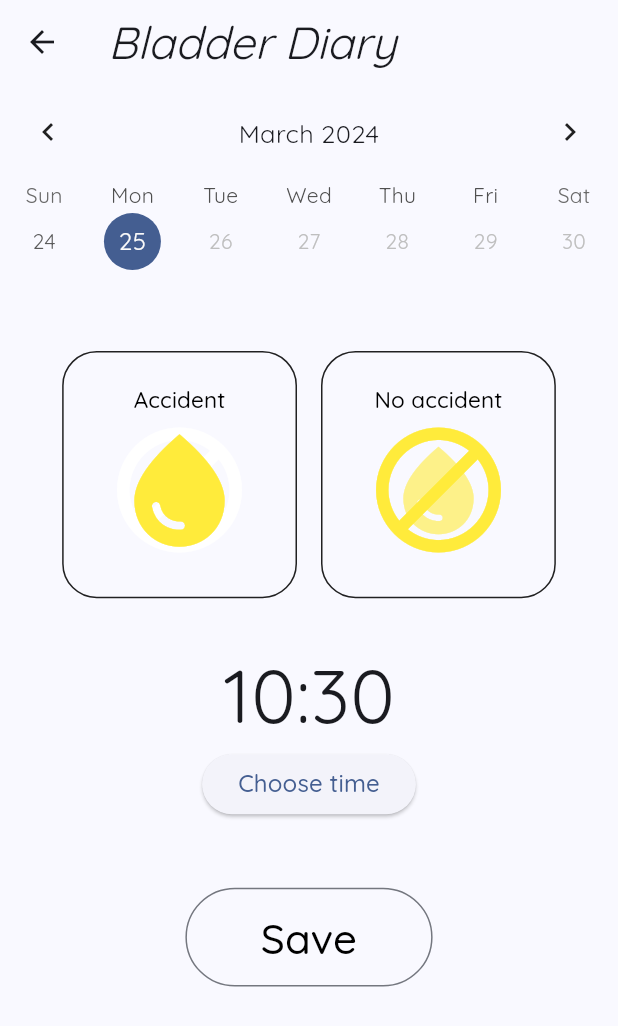
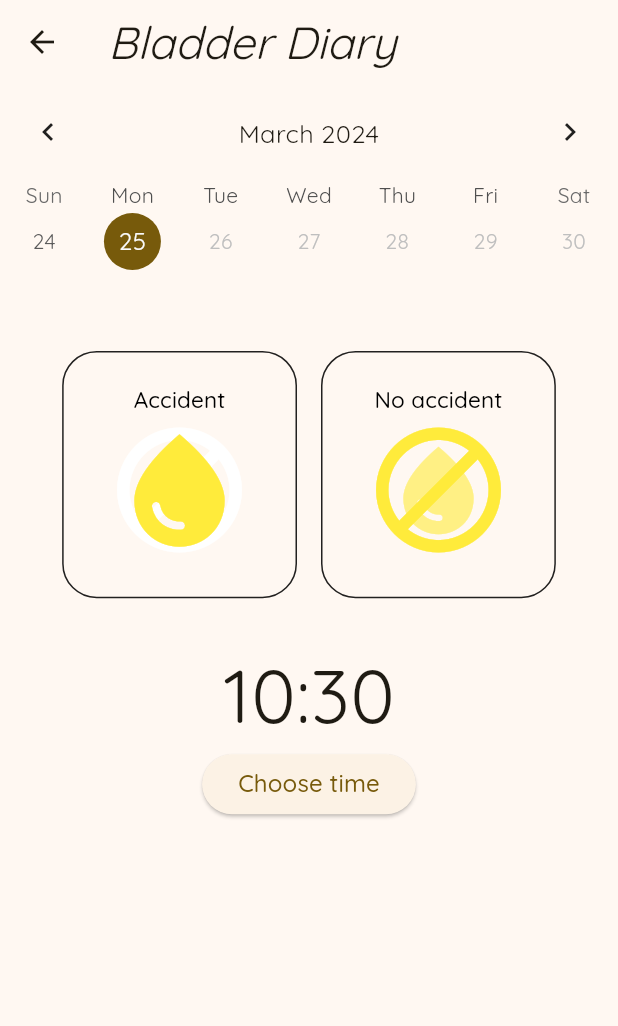
Before and after one commit to ellenritterbusch/urinary_incontinence_application, a Flutter app: the screen it shows after launch, item 2 of the bottom bar chosen, after a tap on "Track", on a phone screen of 412 x 824 dp. Shown: the top 1026 px of the screen. Run offline on Flutter 3.47's test engine with Material 3 defaults, Android fonts, the light colour scheme and no system bars; drawn by our look-alikes of table_calendar; our stand-ins replace google_fonts, sqflite; accounts and stored records are empty.

Commit message:
save button kommer frem

```diff
--- a/lib/BladderDiary/BladderDiaryPage/BladderDiaryPage.dart
+++ b/lib/BladderDiary/BladderDiaryPage/BladderDiaryPage.dart
@@ -79,6 +79,7 @@ class _BladderDiaryState extends State<BladderDiaryPage> {
           child: Time_picker(),
         ),
         ///// save button ////
+        if (yespressed | nopressed)
         Padding(
           padding: EdgeInsets.all(25.0),
           child: Save_Button(
--- a/lib/BladderDiary/BladderDiaryPage/Save_button.dart
+++ b/lib/BladderDiary/BladderDiaryPage/Save_button.dart
@@ -15,6 +15,8 @@ class _Save_ButtonState extends State<Save_Button> {
     return OutlinedButton(
       style: OutlinedButton.styleFrom(
         fixedSize: Size(MediaQuery.of(context).size.width * 0.40, MediaQuery.of(context).size.height * 0.08),
+        shape: RoundedRectangleBorder(
+          borderRadius: BorderRadius.circular(20))
          ),
 
         onPressed: widget.onpressed,
--- a/lib/main.dart
+++ b/lib/main.dart
@@ -19,7 +19,7 @@ class MyApp extends StatelessWidget {
       theme: ThemeData(
         useMaterial3: true,
         colorScheme: ColorScheme.fromSeed(
-          seedColor: Color.fromARGB(207, 102, 147, 233),
+          seedColor: Colors.amber,
           brightness: Brightness.light,
         ),
       textTheme: TextTheme(
```
